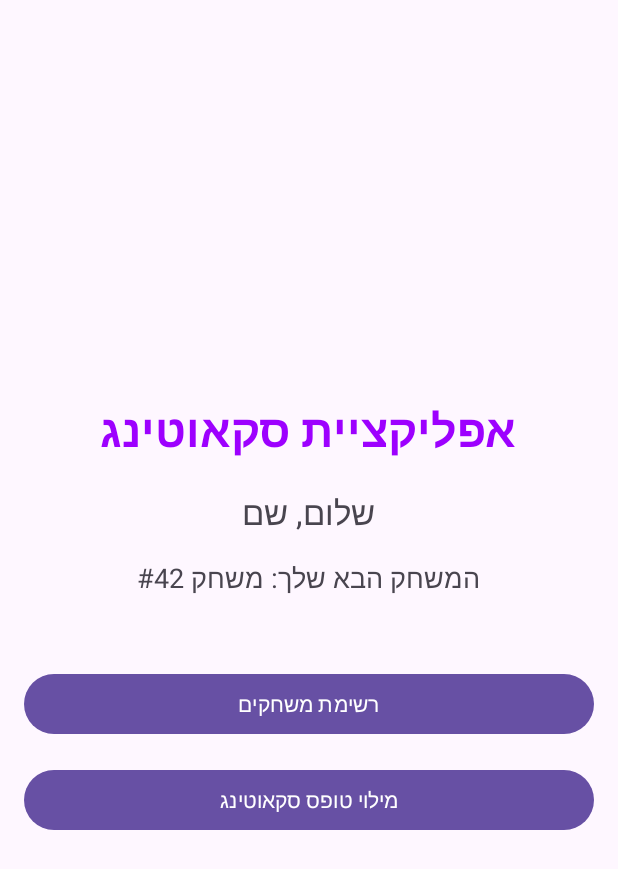
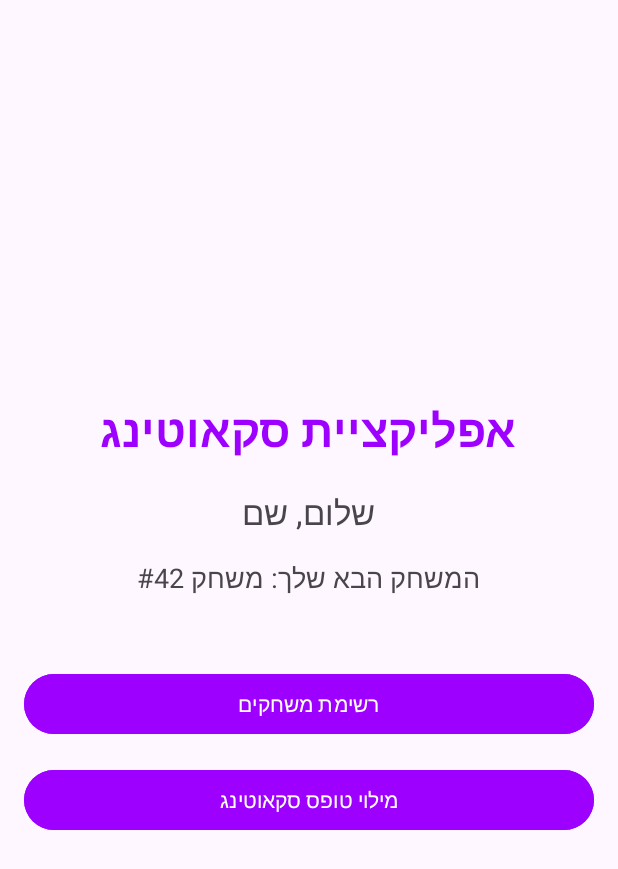
Before and after one commit to DanielDaCool/ScoutingAppForSchool, an Android app: the screen it shows after launch (MainActivity), on a phone screen of 412 x 824 dp. Shown: the top 869 px of the screen. Run offline under Robolectric (Android 15) with nearby library versions, the phone set to English and light mode, and no system bars.

Commit message:
changed colors hehe

```diff
--- a/app/src/main/res/layout/activity_main.xml
+++ b/app/src/main/res/layout/activity_main.xml
@@ -44,13 +44,17 @@
         android:layout_width="match_parent"
         android:layout_height="wrap_content"
         android:text="רשימת משחקים"
-        android:layout_marginBottom="16dp" />
+        android:layout_marginBottom="16dp"
+        android:backgroundTint="#9D00FF"
+        />
 
     <!-- כפתור למסך מילוי הטופס -->
     <Button
         android:id="@+id/buttonForms"
         android:layout_width="match_parent"
         android:layout_height="wrap_content"
-        android:text="מילוי טופס סקאוטינג" />
+        android:text="מילוי טופס סקאוטינג"
+
+        android:backgroundTint="#9D00FF"/>
 
 </LinearLayout>
--- a/app/src/main/res/layout/activity_signup_screen.xml
+++ b/app/src/main/res/layout/activity_signup_screen.xml
@@ -86,6 +86,8 @@
             android:text="לחץ כאן להתחברות"
             android:textColor="#9D00FF"
             android:textSize="14sp"
+            android:textStyle="bold"
+
             android:clickable="true"
             android:focusable="true"
             android:padding="8dp"
```
